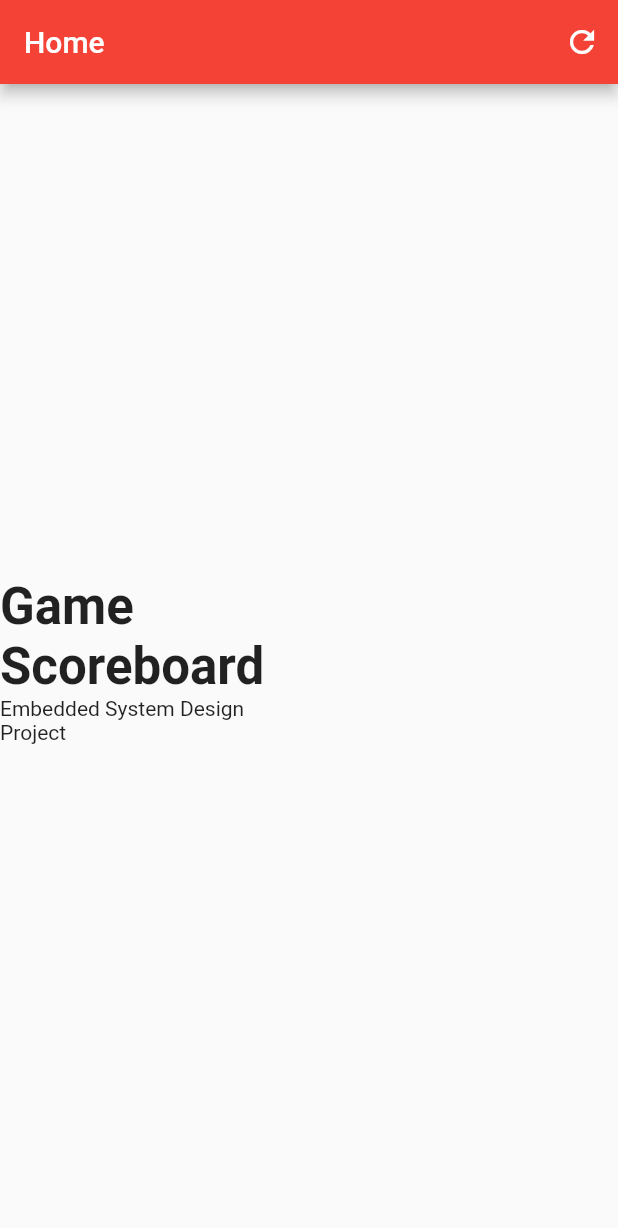
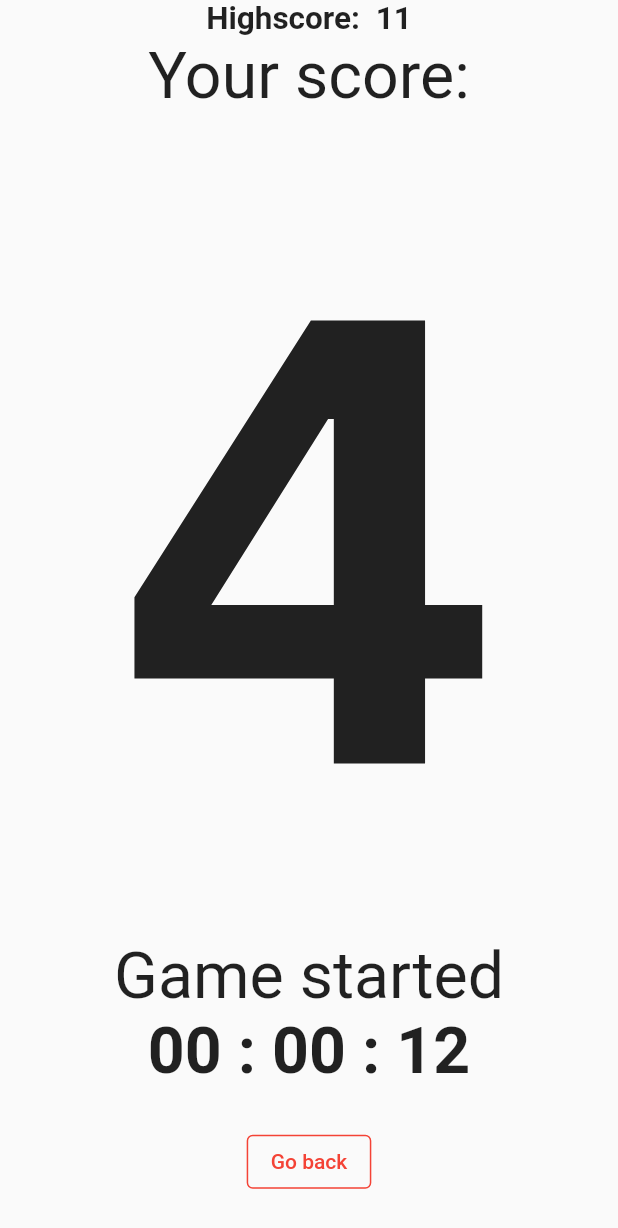
Before and after one commit to ESD-shooting-mini-game/game-scoreboard, a Flutter app: the screen it shows after launch, on a phone screen of 412 x 824 dp. Shown: the top 1228 px of the screen. Run offline on Flutter 3.47's test engine with Material 2 defaults, Android fonts, the phone set to English and light mode, and no system bars; drawn by our look-alikes of flutter_countdown_timer; our stand-ins replace google_fonts; missing offline and left inert: flutter_libserialport.

Commit message:
:lipstick: mockup for screenshot

```diff
--- a/lib/home.dart
+++ b/lib/home.dart
@@ -10,12 +10,12 @@ class Home extends StatefulWidget {
 }
 
 class _HomeState extends State<Home> {
-  var availablePorts = [];
+  var availablePorts = ['COM9'];
 
   @override
   void initState() {
     super.initState();
-    availablePorts = SerialPort.availablePorts;
+    // availablePorts = SerialPort.availablePorts;
   }
 
   @override
--- a/lib/main.dart
+++ b/lib/main.dart
@@ -1,5 +1,6 @@
 import 'package:flutter/material.dart';
 import 'package:game_scoreboard/home.dart';
+import 'package:game_scoreboard/score_page_mockup.dart';
 
 void main() {
   runApp(const MyApp());
@@ -11,11 +12,12 @@ class MyApp extends StatelessWidget {
   @override
   Widget build(BuildContext context) {
     return MaterialApp(
+      debugShowCheckedModeBanner: false,
       title: 'Game Scoreboard',
       theme: ThemeData(
         primarySwatch: Colors.red,
       ),
-      home: const Home(),
+      home: const ScorePageMockup(),
     );
   }
 }
--- /dev/null
+++ b/lib/score_page_mockup.dart
@@ -0,0 +1,75 @@
+import 'package:flutter/material.dart';
+import 'package:flutter_countdown_timer/index.dart';
+import 'package:google_fonts/google_fonts.dart';
+
+/// Score page with mock data for screenshot purposes
+class ScorePageMockup extends StatefulWidget {
+  const ScorePageMockup({
+    super.key,
+  });
+
+  @override
+  State<ScorePageMockup> createState() => _ScorePageMockupState();
+}
+
+class _ScorePageMockupState extends State<ScorePageMockup> {
+  @override
+  Widget build(BuildContext context) {
+    return Scaffold(
+      body: Column(
+        children: [
+          Expanded(
+            flex: 2,
+            child: Center(
+              child: Column(
+                mainAxisAlignment: MainAxisAlignment.center,
+                children: <Widget>[
+                  const Text('Highscore:  11',
+                      style:
+                          TextStyle(fontSize: 21, fontWeight: FontWeight.bold)),
+                  const Text('Your score:', style: TextStyle(fontSize: 43)),
+                  Text(
+                    '4',
+                    style: GoogleFonts.ibmPlexMono(
+                      fontSize: 423,
+                      fontWeight: FontWeight.bold,
+                    ),
+                  ),
+                  const Text('Game started', style: TextStyle(fontSize: 43)),
+                  CountdownTimer(
+                    endTime: DateTime.now()
+                        .add(const Duration(seconds: 12))
+                        .millisecondsSinceEpoch,
+                    endWidget:
+                        Container(width: 200, height: 5, color: Colors.red),
+                    textStyle: GoogleFonts.shareTechMono(
+                      fontSize: 43,
+                      fontWeight: FontWeight.bold,
+                    ),
+                  ),
+                  Expanded(
+                    child: Center(
+                      child: Row(
+                        mainAxisAlignment: MainAxisAlignment.spaceEvenly,
+                        children: [
+                          OutlinedButton(
+                            style: OutlinedButton.styleFrom(
+                              side:
+                                  const BorderSide(color: Colors.red, width: 1),
+                            ),
+                            onPressed: () {},
+                            child: const Text('Go back'),
+                          )
+                        ],
+                      ),
+                    ),
+                  )
+                ],
+              ),
+            ),
+          ),
+        ],
+      ),
+    );
+  }
+}
```
